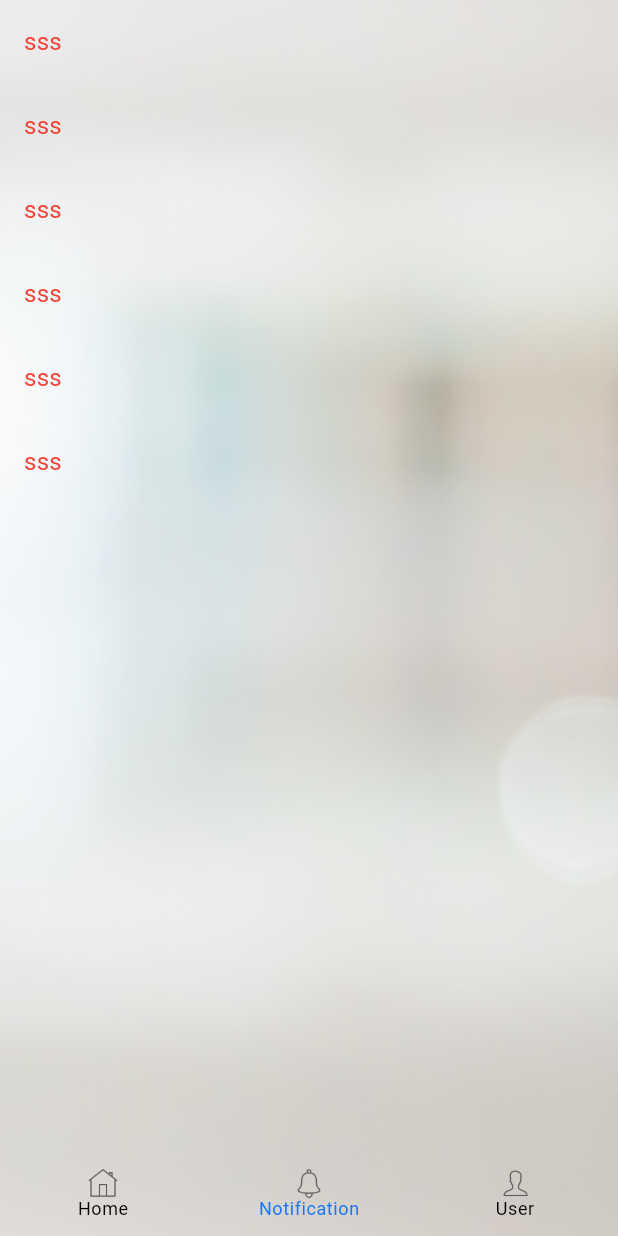
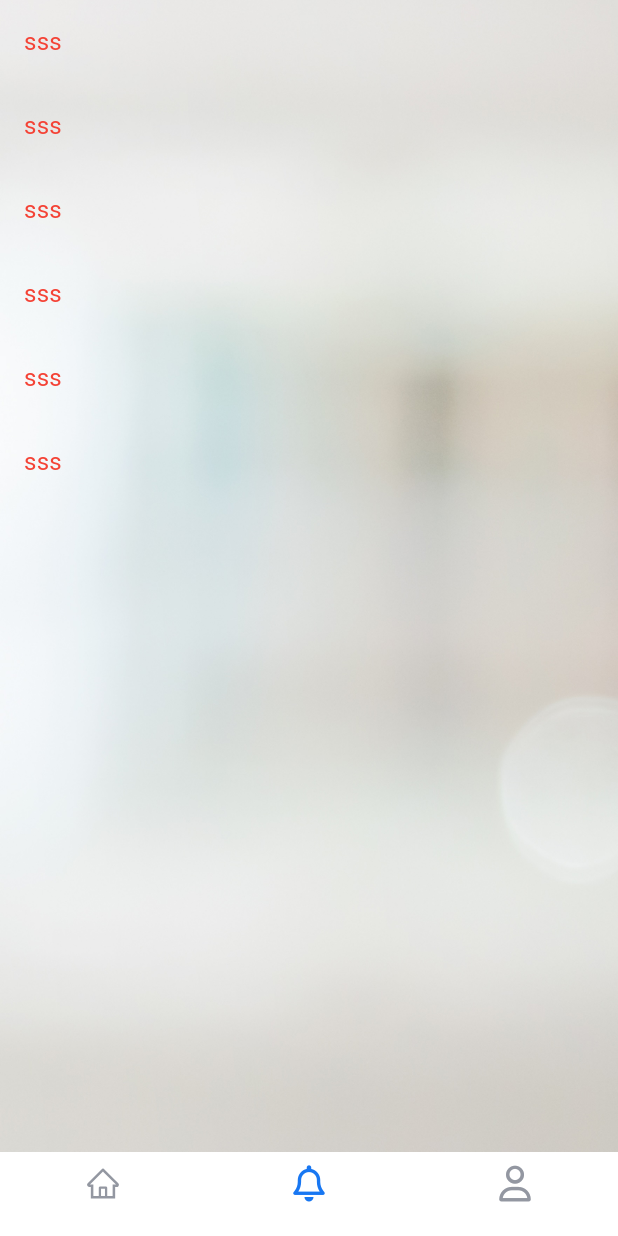
Before and after one commit to chizakasipascal/Doniel, a Flutter app: the PageDoniel screen opened by its route, swiped to page 2, on a phone screen of 412 x 824 dp. Run offline on Flutter 3.47's test engine with Material 2 defaults, Android fonts, the phone set to English and light mode, and no system bars; our stand-ins replace flutter_icons, google_fonts.

Commit message:
navbar chnager icon

```diff
--- a/lib/src/views/screens/page.dart
+++ b/lib/src/views/screens/page.dart
@@ -1,6 +1,6 @@
 import 'package:donieltheme/donieltheme.dart';
 import 'package:flutter/material.dart';
-import '../../const/assets.dart';
+import 'package:flutter_icons/flutter_icons.dart';
 import '../views.dart';
 import '../widgets/scroll_hide.dart';
 
@@ -46,42 +46,33 @@ class _PageDonielState extends State<PageDoniel> {
           bottomNavigationBar: ScrolHide(
             controller: controller,
             child: BottomNavigationBar(
-              items: [
+              items: const [
                 BottomNavigationBarItem(
-                  icon: SizedBox(
-                    height: height,
-                    child: Image.asset(
-                      Assets.home,
-                    ),
+                  icon: Icon(
+                    AntDesign.home,
                   ),
-                  label: "Home",
+                  label: "",
                 ),
                 BottomNavigationBarItem(
-                  icon: SizedBox(
-                    height: height,
-                    child: Image.asset(
-                      Assets.notification,
-                    ),
+                  icon: Icon(
+                    FontAwesome.bell_o,
                   ),
-                  label: "Notification",
+                  label: "",
                 ),
                 BottomNavigationBarItem(
-                  icon: SizedBox(
-                    height: height,
-                    child: Image.asset(
-                      Assets.user,
-                    ),
+                  icon: Icon(
+                    FontAwesome.user_o,
                   ),
-                  label: "User",
+                  label: "",
                 ),
               ],
               onTap: _onTappedBar,
               type: BottomNavigationBarType.fixed,
-              backgroundColor: Colors.transparent,
+              backgroundColor: Colors.white,
               elevation: 0.0,
               currentIndex: _selectedIndex,
               selectedItemColor: kDoniel,
-              unselectedItemColor: kBlackColor,
+              unselectedItemColor: kGreyColor,
               unselectedLabelStyle: themeData.textTheme.caption,
               selectedLabelStyle: themeData.textTheme.caption,
             ),
```
